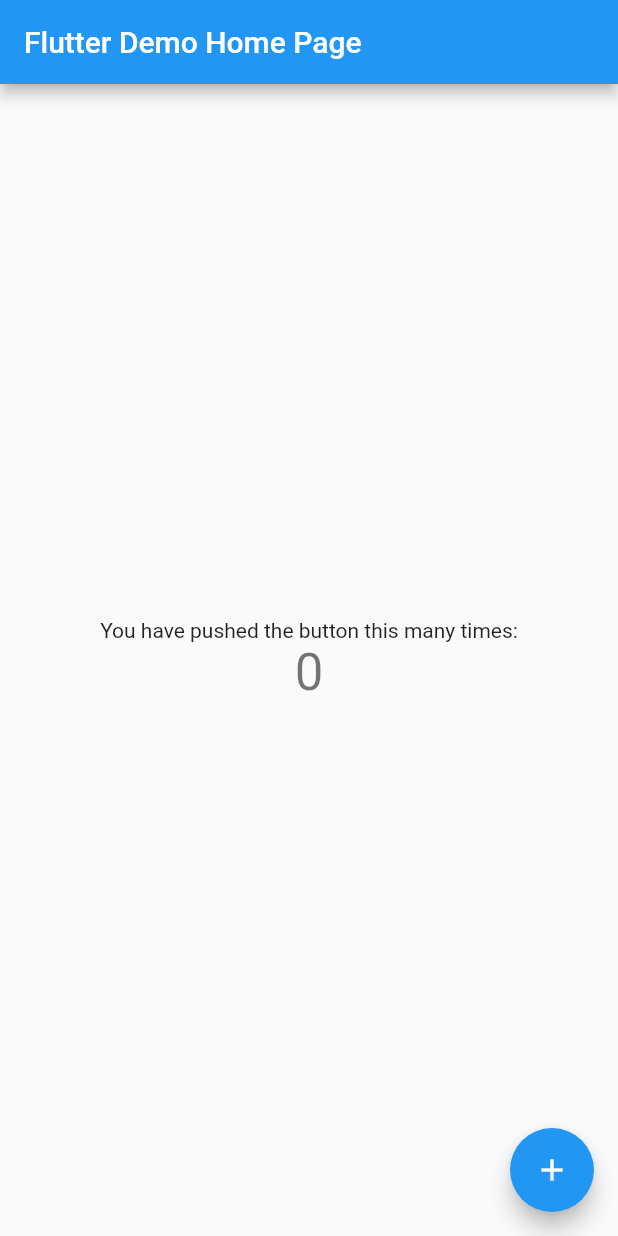
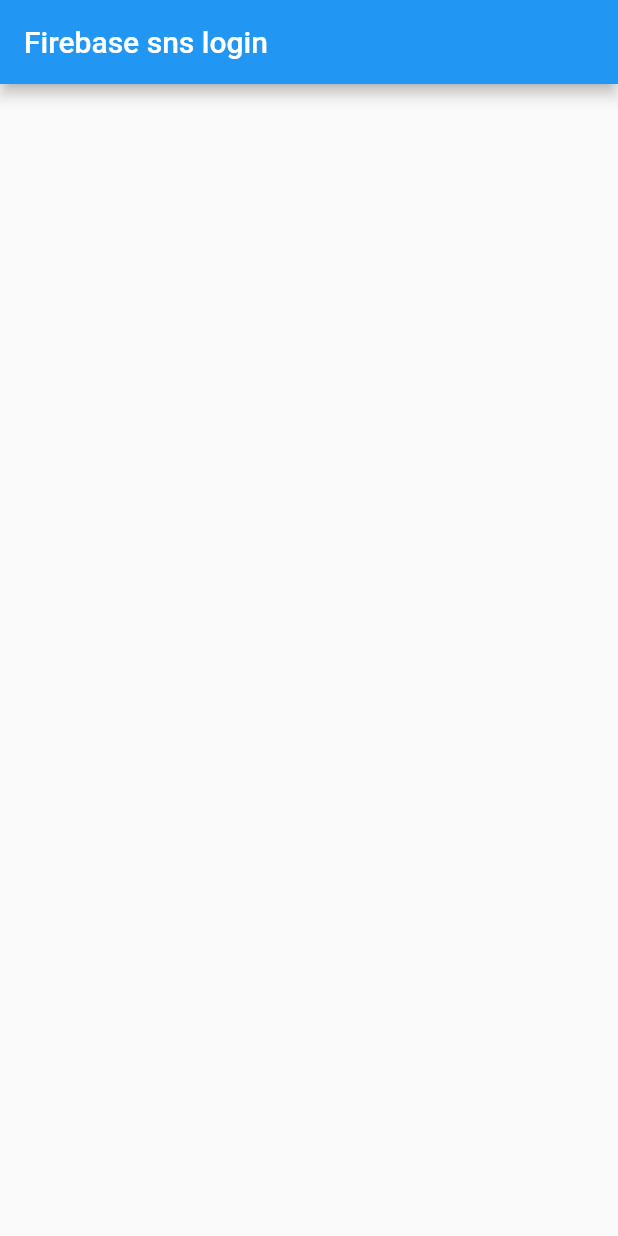
Before and after one commit to soohoin/test_sns_login, a Flutter app: the screen it shows after launch, on a phone screen of 412 x 824 dp. Run offline on Flutter 3.47's test engine with Material 2 defaults, Android fonts, the light colour scheme and no system bars; our stand-ins replace firebase_core; accounts and stored records are empty.

Commit message:
firebase 기본 연동 및  firebase_core & flutter 기본설정 완료

```diff
--- a/lib/main.dart
+++ b/lib/main.dart
@@ -1,4 +1,5 @@
 import 'package:flutter/material.dart';
+import 'package:test_sns_login/src/app.dart';
 
 void main() {
   runApp(MyApp());
@@ -22,92 +23,7 @@
         // is not restarted.
         primarySwatch: Colors.blue,
       ),
-      home: MyHomePage(title: 'Flutter Demo Home Page'),
+      home: App(),
     );
   }
 }
-
-class MyHomePage extends StatefulWidget {
-  MyHomePage({Key key, this.title}) : super(key: key);
-
-  // This widget is the home page of your application. It is stateful, meaning
-  // that it has a State object (defined below) that contains fields that affect
-  // how it looks.
-
-  // This class is the configuration for the state. It holds the values (in this
-  // case the title) provided by the parent (in this case the App widget) and
-  // used by the build method of the State. Fields in a Widget subclass are
-  // always marked "final".
-
-  final String title;
-
-  @override
-  _MyHomePageState createState() => _MyHomePageState();
-}
-
-class _MyHomePageState extends State<MyHomePage> {
-  int _counter = 0;
-
-  void _incrementCounter() {
-    setState(() {
-      // This call to setState tells the Flutter framework that something has
-      // changed in this State, which causes it to rerun the build method below
-      // so that the display can reflect the updated values. If we changed
-      // _counter without calling setState(), then the build method would not be
-      // called again, and so nothing would appear to happen.
-      _counter++;
-    });
-  }
-
-  @override
-  Widget build(BuildContext context) {
-    // This method is rerun every time setState is called, for instance as done
-    // by the _incrementCounter method above.
-    //
-    // The Flutter framework has been optimized to make rerunning build methods
-    // fast, so that you can just rebuild anything that needs updating rather
-    // than having to individually change instances of widgets.
-    return Scaffold(
-      appBar: AppBar(
-        // Here we take the value from the MyHomePage object that was created by
-        // the App.build method, and use it to set our appbar title.
-        title: Text(widget.title),
-      ),
-      body: Center(
-        // Center is a layout widget. It takes a single child and positions it
-        // in the middle of the parent.
-        child: Column(
-          // Column is also a layout widget. It takes a list of children and
-          // arranges them vertically. By default, it sizes itself to fit its
-          // children horizontally, and tries to be as tall as its parent.
-          //
-          // Invoke "debug painting" (press "p" in the console, choose the
-          // "Toggle Debug Paint" action from the Flutter Inspector in Android
-          // Studio, or the "Toggle Debug Paint" command in Visual Studio Code)
-          // to see the wireframe for each widget.
-          //
-          // Column has various properties to control how it sizes itself and
-          // how it positions its children. Here we use mainAxisAlignment to
-          // center the children vertically; the main axis here is the vertical
-          // axis because Columns are vertical (the cross axis would be
-          // horizontal).
-          mainAxisAlignment: MainAxisAlignment.center,
-          children: <Widget>[
-            Text(
-              'You have pushed the button this many times:',
-            ),
-            Text(
-              '$_counter',
-              style: Theme.of(context).textTheme.headline4,
-            ),
-          ],
-        ),
-      ),
-      floatingActionButton: FloatingActionButton(
-        onPressed: _incrementCounter,
-        tooltip: 'Increment',
-        child: Icon(Icons.add),
-      ), // This trailing comma makes auto-formatting nicer for build methods.
-    );
-  }
-}
--- /dev/null
+++ b/lib/src/app.dart
@@ -0,0 +1,26 @@
+import 'package:firebase_core/firebase_core.dart';
+import 'package:flutter/material.dart';
+import 'package:test_sns_login/src/pages/home.dart';
+
+class App extends StatelessWidget {
+  const App({Key key}) : super(key: key);
+
+  @override
+  Widget build(BuildContext context) {
+    return FutureBuilder(
+      future: Firebase.initializeApp(),
+      builder: (context, snapshot) {
+        if (snapshot.hasError) {
+          return Center(
+            child: Text("Firebase load fail"),
+          );
+        }
+
+        if (snapshot.connectionState == ConnectionState.done) {
+          return Home();
+        }
+        return CircularProgressIndicator();
+      },
+    );
+  }
+}
--- /dev/null
+++ b/lib/src/pages/home.dart
@@ -0,0 +1,14 @@
+import 'package:flutter/material.dart';
+
+class Home extends StatelessWidget {
+  const Home({Key key}) : super(key: key);
+
+  @override
+  Widget build(BuildContext context) {
+    return Scaffold(
+      appBar: AppBar(
+        title: Text("Firebase sns login"),
+      ),
+    );
+  }
+}
--- a/pubspec.yaml
+++ b/pubspec.yaml
@@ -28,6 +28,8 @@
   # The following adds the Cupertino Icons font to your application.
   # Use with the CupertinoIcons class for iOS style icons.
   cupertino_icons: ^1.0.2
+  firebase_auth: ^1.4.1
+  firebase_core: ^1.3.0
 
 dev_dependencies:
   flutter_test:
```
Also changed, not shown: pubspec.lock, 3 other files.
